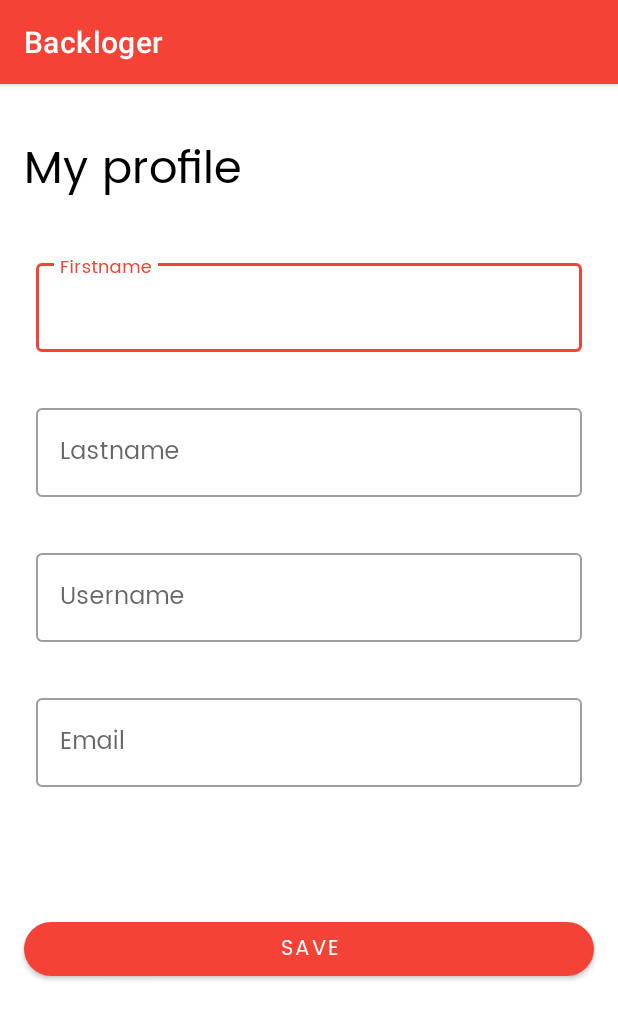
After one commit to mahdiabderraouf/backlog-mobile-app, an Android app: the ReadAndUpdateDataActivity screen opened directly, with no data from a screen before it, on a phone screen of 412 x 824 dp. The commit adds this screen. Shown: the top 1020 px of the screen. Run offline under Robolectric (Android 15) with nearby library versions, the phone set to English and light mode, and no system bars; our stand-ins replace Firebase (no records; nobody signed in at launch, a user with empty details on screens opened directly); 1 statement that could not run was skipped.

Commit message:
update 03/03 Profile add and update

```diff
--- a/app/src/main/AndroidManifest.xml
+++ b/app/src/main/AndroidManifest.xml
@@ -11,6 +11,7 @@
         android:roundIcon="@mipmap/ic_launcher_round"
         android:supportsRtl="true"
         android:theme="@style/Theme.BacklogApp">
+        <activity android:name=".profile.ReadAndUpdateDataActivity"></activity>
         <activity android:name=".project.AddProjectActivity" />
         <activity android:name=".project.ProjectsActivity" />
         <activity
--- a/app/src/main/java/fr/isen/auroux/backlogapp/network/User.kt
+++ b/app/src/main/java/fr/isen/auroux/backlogapp/network/User.kt
@@ -6,4 +6,13 @@ import com.google.firebase.database.IgnoreExtraProperties
 data class User(val username: String? = null, val email: String? = null, val  lastname: String? = null, val firstname: String? = null, val id: String? =null) {
     // Null default values create a no-argument default constructor, which is needed
     // for deserialization from a DataSnapshot.
+    fun toMap(): Map<String, Any?> {
+        return mapOf(
+            "id" to id,
+            "firstname" to firstname,
+            "lastname" to lastname,
+            "username" to username,
+            "email" to email
+        )
+    }
 }
--- /dev/null
+++ b/app/src/main/java/fr/isen/auroux/backlogapp/profile/ReadAndUpdateDataActivity.kt
@@ -0,0 +1,81 @@
+package fr.isen.auroux.backlogapp.profile
+
+import androidx.appcompat.app.AppCompatActivity
+import android.os.Bundle
+import android.util.Log
+import com.google.firebase.auth.FirebaseAuth
+import com.google.firebase.auth.ktx.auth
+import com.google.firebase.database.DataSnapshot
+import com.google.firebase.database.DatabaseError
+import com.google.firebase.database.DatabaseReference
+import com.google.firebase.database.ValueEventListener
+import com.google.firebase.database.ktx.database
+import com.google.firebase.database.ktx.getValue
+import com.google.firebase.ktx.Firebase
+import fr.isen.auroux.backlogapp.databinding.ActivityReadAndUpdateDataBinding
+import fr.isen.auroux.backlogapp.network.User
+
+class ReadAndUpdateDataActivity : AppCompatActivity() {
+
+    private lateinit var binding: ActivityReadAndUpdateDataBinding
+    private lateinit var auth: FirebaseAuth
+    private lateinit var database: DatabaseReference
+
+    override fun onCreate(savedInstanceState: Bundle?) {
+        super.onCreate(savedInstanceState)
+        binding = ActivityReadAndUpdateDataBinding.inflate(layoutInflater)
+        setContentView(binding.root)
+        showProfileData()
+
+        auth = Firebase.auth
+        database = Firebase.database.reference
+
+        binding.btnSave.setOnClickListener {
+            if(verifyInformations()) {
+                changeProfileData(it.id.toString(), firstname = toString(), lastname = toString(), username = toString(), email = toString())
+            }
+        }
+    }
+
+    private fun verifyInformations(): Boolean {
+        return (binding.email.text?.isNotEmpty() == true)
+    }
+
+    private fun showProfileData() {
+        val userListener = object : ValueEventListener {
+            override fun onDataChange(dataSnapshot: DataSnapshot) {
+                // Get Post object and use the values to update the UI
+                val users = dataSnapshot.getValue<HashMap<String, User>>()
+                val user = users?.values?.firstOrNull {
+                    it.id == auth.currentUser?.uid
+                }
+                /**
+                 * Todo: Save user to cache
+                 */
+            }
+
+            override fun onCancelled(databaseError: DatabaseError) {
+                // Getting Post failed, log a message
+                Log.w("firebase", "loadPost:onCancelled", databaseError.toException())
+            }
+        }
+        database.child("users").setValue(userListener)
+    }
+
+    private fun changeProfileData(id: String, firstname: String, lastname: String, username: String, email: String) {
+        val key = database.child("users").push().key
+        if (key == null) {
+            Log.w("firebase", "Couldn't get push key for users")
+            return
+        }
+
+        val user = User(id, firstname, lastname, username, email)
+        val postProfileData = user.toMap()
+
+        val childUpdates = hashMapOf<String, Any>(
+            "/users/$key" to postProfileData,
+            "/user-users/$id/$key" to postProfileData
+        )
+        database.updateChildren(childUpdates)
+    }
+}
--- /dev/null
+++ b/app/src/main/res/layout/activity_read_and_update_data.xml
@@ -0,0 +1,127 @@
+<?xml version="1.0" encoding="utf-8"?>
+<androidx.constraintlayout.widget.ConstraintLayout xmlns:android="http://schemas.android.com/apk/res/android"
+    xmlns:app="http://schemas.android.com/apk/res-auto"
+    xmlns:tools="http://schemas.android.com/tools"
+    android:layout_width="match_parent"
+    android:layout_height="match_parent"
+    tools:context=".profile.ReadAndUpdateDataActivity">
+
+    <TextView
+        android:id="@+id/signUp"
+        android:layout_width="0dp"
+        android:layout_height="wrap_content"
+        android:layout_marginStart="16dp"
+        android:layout_marginTop="32dp"
+        android:layout_marginEnd="16dp"
+        android:fontFamily="@font/poppins"
+        android:text="@string/profile"
+        android:textColor="@color/black"
+        android:textSize="30sp"
+        app:layout_constraintEnd_toEndOf="parent"
+        app:layout_constraintStart_toStartOf="parent"
+        app:layout_constraintTop_toTopOf="parent" />
+
+    <Button
+        android:id="@+id/btnSave"
+        android:layout_width="0dp"
+        android:layout_height="wrap_content"
+        android:layout_marginStart="16dp"
+        android:layout_marginTop="84dp"
+        android:layout_marginEnd="16dp"
+        android:fontFamily="@font/poppins"
+        android:text="@string/saveProfileData"
+        app:cornerRadius="24dp"
+        app:layout_constraintEnd_toEndOf="parent"
+        app:layout_constraintHorizontal_bias="0.0"
+        app:layout_constraintStart_toStartOf="parent"
+        app:layout_constraintTop_toBottomOf="@+id/emailInputLayout" />
+
+    <com.google.android.material.textfield.TextInputLayout
+android:id="@+id/firstnameInputLayout"
+style="@style/Widget.MaterialComponents.TextInputLayout.OutlinedBox"
+android:layout_width="match_parent"
+android:layout_height="wrap_content"
+android:layout_marginStart="24dp"
+android:layout_marginTop="32dp"
+android:layout_marginEnd="24dp"
+app:layout_constraintEnd_toEndOf="parent"
+app:layout_constraintStart_toStartOf="parent"
+app:layout_constraintTop_toBottomOf="@+id/signUp">
+
+<com.google.android.material.textfield.TextInputEditText
+    android:id="@+id/firstname"
+    android:layout_width="match_parent"
+    android:layout_height="wrap_content"
+    android:fontFamily="@font/poppins"
+    android:hint="@string/firstname"
+    android:inputType="textShortMessage"
+    android:textColor="@android:color/darker_gray" />
+</com.google.android.material.textfield.TextInputLayout>
+
+<com.google.android.material.textfield.TextInputLayout
+android:id="@+id/lastnameInputLayout"
+style="@style/Widget.MaterialComponents.TextInputLayout.OutlinedBox"
+android:layout_width="match_parent"
+android:layout_height="wrap_content"
+android:layout_marginStart="24dp"
+android:layout_marginTop="32dp"
+android:layout_marginEnd="24dp"
+app:layout_constraintEnd_toEndOf="parent"
+app:layout_constraintStart_toStartOf="parent"
+app:layout_constraintTop_toBottomOf="@+id/firstnameInputLayout">
+
+<com.google.android.material.textfield.TextInputEditText
+    android:id="@+id/lastname"
+    android:layout_width="match_parent"
+    android:layout_height="wrap_content"
+    android:fontFamily="@font/poppins"
+    android:hint="@string/lastname"
+    android:inputType="textShortMessage"
+    android:textColor="@android:color/darker_gray" />
+</com.google.android.material.textfield.TextInputLayout>
+
+<com.google.android.material.textfield.TextInputLayout
+android:id="@+id/usernameInputLayout"
+style="@style/Widget.MaterialComponents.TextInputLayout.OutlinedBox"
+android:layout_width="match_parent"
+android:layout_height="wrap_content"
+android:layout_marginStart="24dp"
+android:layout_marginTop="32dp"
+android:layout_marginEnd="24dp"
+app:layout_constraintEnd_toEndOf="parent"
+app:layout_constraintStart_toStartOf="parent"
+app:layout_constraintTop_toBottomOf="@+id/lastnameInputLayout">
+
+<com.google.android.material.textfield.TextInputEditText
+    android:id="@+id/username"
+    android:layout_width="match_parent"
+    android:layout_height="wrap_content"
+    android:fontFamily="@font/poppins"
+    android:hint="@string/username"
+    android:inputType="textShortMessage"
+    android:textColor="@android:color/darker_gray" />
+</com.google.android.material.textfield.TextInputLayout>
+
+<com.google.android.material.textfield.TextInputLayout
+android:id="@+id/emailInputLayout"
+style="@style/Widget.MaterialComponents.TextInputLayout.OutlinedBox"
+android:layout_width="match_parent"
+android:layout_height="wrap_content"
+android:layout_marginStart="24dp"
+android:layout_marginTop="32dp"
+android:layout_marginEnd="24dp"
+app:layout_constraintEnd_toEndOf="parent"
+app:layout_constraintStart_toStartOf="parent"
+app:layout_constraintTop_toBottomOf="@+id/usernameInputLayout">
+
+<com.google.android.material.textfield.TextInputEditText
+    android:id="@+id/email"
+    android:layout_width="match_parent"
+    android:layout_height="wrap_content"
+    android:fontFamily="@font/poppins"
+    android:hint="@string/email"
+    android:inputType="textWebEmailAddress"
+    android:textColor="@android:color/darker_gray" />
+</com.google.android.material.textfield.TextInputLayout>
+
+</androidx.constraintlayout.widget.ConstraintLayout>
--- a/app/src/main/res/layout/project_cell.xml
+++ b/app/src/main/res/layout/project_cell.xml
@@ -26,7 +26,7 @@
             android:layout_width="match_parent"
             android:layout_height="wrap_content">
 
-            <ImageView
+            <de.hdodenhof.circleimageview.CircleImageView
                 android:id="@+id/projectImage"
                 android:layout_width="50dp"
                 android:layout_height="50dp"
--- a/app/src/main/res/values/strings.xml
+++ b/app/src/main/res/values/strings.xml
@@ -28,4 +28,6 @@
     <string name="nameProject">Name of the project</string>
     <string name="descriptionProject">Description of the project</string>
     <string name="finished">Finished</string>
+    <string name="profile">My profile</string>
+    <string name="saveProfileData">Save</string>
 </resources>
```
